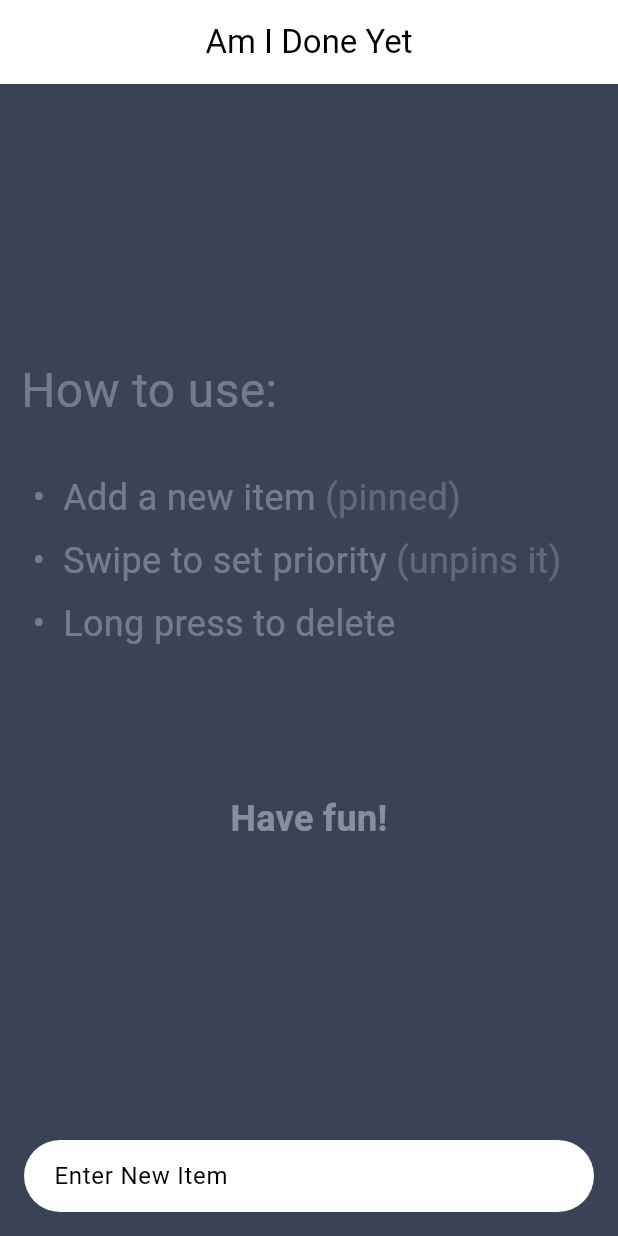
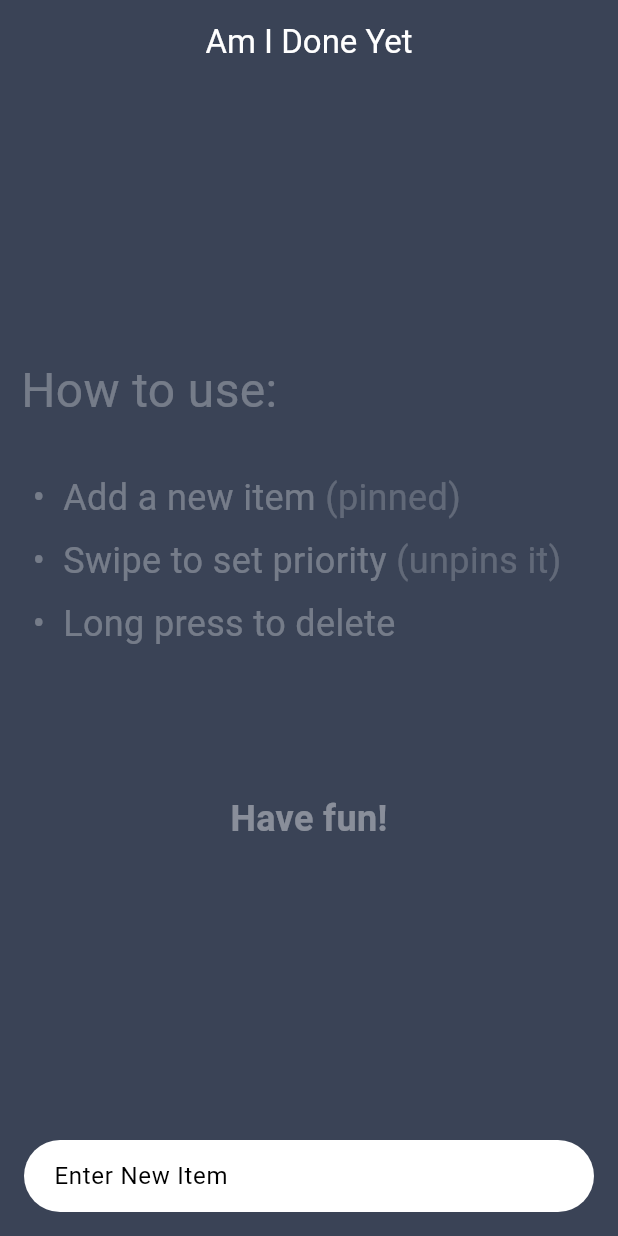
Before and after one commit to ciriousjoker/am-i-done-yet, a Flutter app: the screen it shows after launch, on a phone screen of 412 x 824 dp. Run offline on Flutter 3.47's test engine with Material 3 defaults, Android fonts, the phone set to English and light mode, and no system bars; drawn by our look-alikes of delayed_display, flutter_markdown; our stand-ins replace flutter_sticky_header, implicitly_animated_reorderable_list_2, percent_indicator, sembast.

Commit message:
Update colorScheme to work with Material 3

```diff
--- a/lib/main.dart
+++ b/lib/main.dart
@@ -19,11 +19,16 @@ class MyApp extends StatelessWidget {
     return MaterialApp(
       title: GeneralConfig.appname,
       theme: ThemeData(
-        primaryColor: ColorsConfig.primary,
+        colorScheme: ColorScheme.fromSwatch().copyWith(
+          primary: ColorsConfig.primary,
+          secondary: ColorsConfig.accent,
+          surface: ColorsConfig.primary,
+          surfaceContainer: ColorsConfig.primary,
+          surfaceTint: ColorsConfig.primary,
+          onSurface: Colors.white,
+        ),
         primaryTextTheme: Typography.material2018().white,
         textTheme: Typography.material2018().white,
-        colorScheme:
-            ColorScheme.fromSwatch().copyWith(secondary: ColorsConfig.accent),
       ),
       home: HomeScreen(),
     );
```
